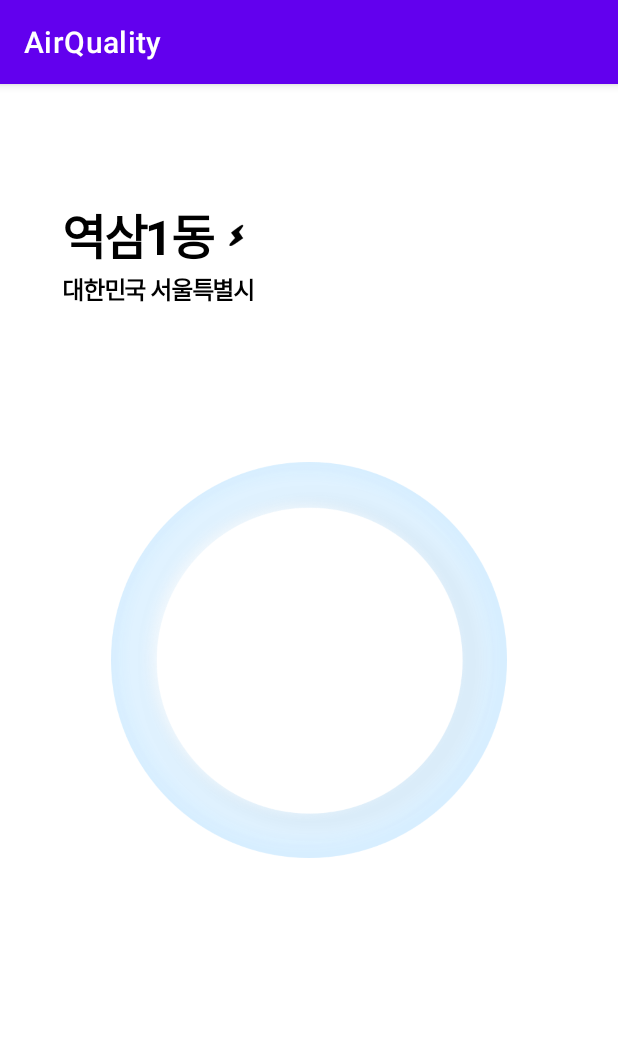
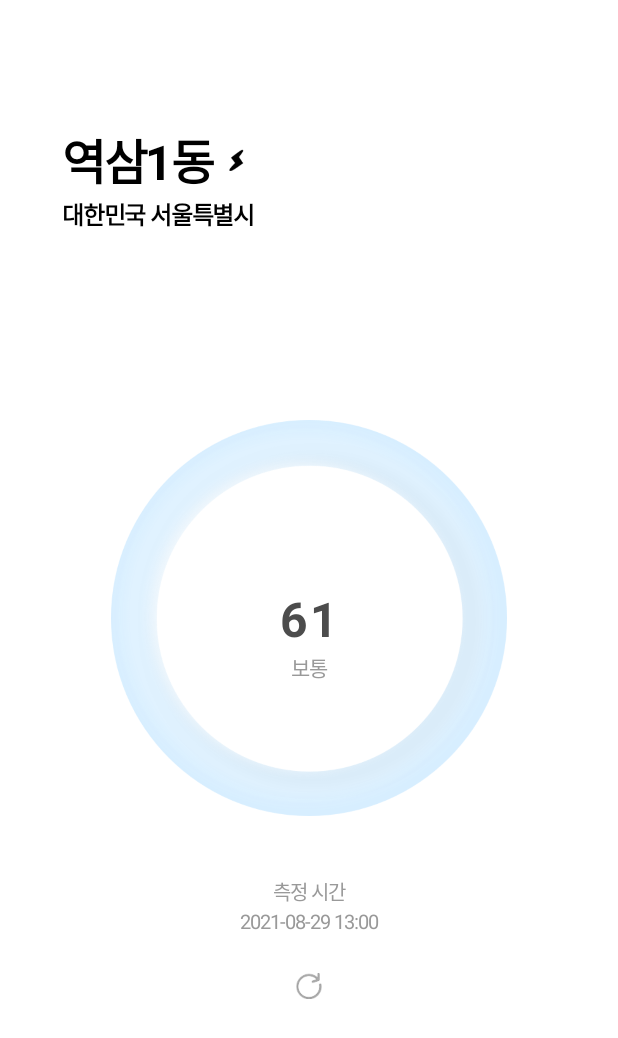
Before and after one commit to iwantBigMan/AirQuality, an Android app: the screen it shows after launch (MainActivity), on a phone screen of 412 x 824 dp. Shown: the top 1038 px of the screen. Run offline under Robolectric (Android 15) with nearby library versions, the phone set to English and light mode, and no system bars.

Commit message:
Initial commit

```diff
--- a/app/src/main/AndroidManifest.xml
+++ b/app/src/main/AndroidManifest.xml
@@ -1,6 +1,11 @@
 <?xml version="1.0" encoding="utf-8"?>
 <manifest xmlns:android="http://schemas.android.com/apk/res/android"
     xmlns:tools="http://schemas.android.com/tools">
+
+    <uses-permission android:name="android.permission.INTERNET"/>
+
+    <uses-permission android:name="android.permission.ACCESS_FINE_LOCATION"/>
+    <uses-permission android:name="android.permission.ACCESS_COARSE_LOCATION"/>
 
     <application
         android:allowBackup="true"
--- a/app/src/main/java/com/example/airquality/MainActivity.kt
+++ b/app/src/main/java/com/example/airquality/MainActivity.kt
@@ -1,11 +1,71 @@
 package com.example.airquality
 
+import android.content.Intent
+import android.location.LocationManager
 import androidx.appcompat.app.AppCompatActivity
 import android.os.Bundle
+import androidx.activity.result.ActivityResultLauncher
+import androidx.core.content.ContextCompat
+import com.example.airquality.databinding.ActivityMainBinding
+import java.util.jar.Manifest
 
 class MainActivity : AppCompatActivity() {
+
+    lateinit var binding: ActivityMainBinding
+
+    // 런타임 권한 요청 시 필요한 요청 코드
+    private val PERMISSIONS_REQUEST_CODE = 100
+    // 요청할 권한 목록
+    var REQUIRED_PERMISSIONS = arrayOf(
+        android.Manifest.permission.ACCESS_FINE_LOCATION,
+        android.Manifest.permission.ACCESS_COARSE_LOCATION)
+
+    // 위치 서비스 요청 시 필요한 런처
+    lateinit var getGPSpermissionLauncher : ActivityResultLauncher<Intent>
+
     override fun onCreate(savedInstanceState: Bundle?) {
         super.onCreate(savedInstanceState)
-        setContentView(R.layout.activity_main)
+        binding = ActivityMainBinding.inflate(layoutInflater)
+        setContentView(binding.root)
+
+        checkAllPermissions() //권한 확인
+    }
+
+    private fun checkAllPermissions() {
+        // 1. 위치 서비스가 켜져 있는지 확인
+        if (!isLocationServiceAvailable()) {
+            showDialogForLocationServiceSetting();
+        }else{ // 2. 런타임 앱 권한이 모두 허용되어 있는지 확인
+            isRunTimePermissionsGranted();
+        }
+    }
+
+    fun isLocationServiceAvailable() : Boolean {
+        val locationManager = getSystemService(LOCATION_SERVICE) as
+        LocationManager
+
+        return (locationManager.isProviderEnabled(LocationManager.GPS_PROVIDER)
+                || locationManager.isProviderEnabled(LocationManager.NETWORK_PROVIDER))
+    }
+
+    fun isRunTimePermissionsGranted(){
+        // 위치 권한을 가지고 있는지 체크
+        val hasFineLoctionPermission = ContextCompat.checkSelfPermission(
+            this@MainActivity,
+            android.Manifest.permission.ACCESS_FINE_LOCATION
+        )
+
+    }
+
+    override fun onRequestPermissionsResult(
+        requestCode: Int,
+        permissions: Array<out String>,
+        grantResults: IntArray
+    ) {
+        super.onRequestPermissionsResult(requestCode, permissions, grantResults)
+    }
+
+    private fun showDialogForLocationServiceSetting(){
+
     }
 }
--- a/app/src/main/res/layout/activity_main.xml
+++ b/app/src/main/res/layout/activity_main.xml
@@ -80,6 +80,71 @@
         app:layout_constraintDimensionRatio="h,1:1"
         app:flow_vertical_Bias="0.4"/>
 
+    <TextView
+        android:id="@+id/tv_count"
+        android:text="61"
+        android:layout_width="wrap_content"
+        android:layout_height="wrap_content"
+        android:letterSpacing="0.05"
+        android:textColor="#4c4c4c"
+        android:textSize="32sp"
+        android:textStyle="bold"
+        app:layout_constraintBottom_toBottomOf="@id/img_bg"
+        app:layout_constraintEnd_toEndOf="@id/img_bg"
+        app:layout_constraintStart_toStartOf="@id/img_bg"
+        app:layout_constraintTop_toTopOf="@id/img_bg"/>
+
+    <TextView
+        android:id="@+id/tv_title"
+        android:text="보통"
+        android:layout_width="wrap_content"
+        android:layout_height="wrap_content"
+        android:letterSpacing="-0.05"
+        android:textColor="#999999"
+        android:textSize="14sp"
+        app:layout_constraintEnd_toEndOf="@id/img_bg"
+        app:layout_constraintStart_toStartOf="@id/img_bg"
+        app:layout_constraintTop_toBottomOf="@id/tv_count"/>
+
+    <TextView
+        android:id="@+id/check_time"
+        android:text="측정 시간"
+        android:layout_width="wrap_content"
+        android:layout_height="wrap_content"
+        android:layout_marginTop="40dp"
+        android:letterSpacing="-0.05"
+        android:textColor="#999999"
+        android:textSize="13sp"
+        app:layout_constraintEnd_toEndOf="parent"
+        app:layout_constraintStart_toStartOf="parent"
+        app:layout_constraintTop_toBottomOf="@id/img_bg"/>
+
+    <TextView
+        android:id="@+id/tv_check_time"
+        android:text="2021-08-29 13:00"
+        android:layout_width="wrap_content"
+        android:layout_height="wrap_content"
+        android:letterSpacing="-0.05"
+        android:textColor="#999999"
+        android:textSize="13sp"
+        app:layout_constraintEnd_toEndOf="parent"
+        app:layout_constraintStart_toStartOf="parent"
+        app:layout_constraintTop_toBottomOf="@id/check_time"/>
+
+    <ImageView
+        android:id="@+id/btn_refresh"
+        android:layout_width="28dp"
+        android:layout_height="28dp"
+        android:layout_marginTop="20dp"
+        android:padding="5dp"
+        android:src="@drawable/icon_refresh"
+        app:layout_constraintEnd_toEndOf="parent"
+        app:layout_constraintStart_toStartOf="parent"
+        app:layout_constraintTop_toBottomOf="@id/tv_check_time" />
+
+
+
+
 
 
 </androidx.constraintlayout.widget.ConstraintLayout>
--- a/app/src/main/res/values/themes.xml
+++ b/app/src/main/res/values/themes.xml
@@ -1,6 +1,6 @@
 <resources xmlns:tools="http://schemas.android.com/tools">
     <!-- Base application theme. -->
-    <style name="Theme.AirQuality" parent="Theme.MaterialComponents.DayNight.DarkActionBar">
+    <style name="Theme.AirQuality" parent="Theme.MaterialComponents.DayNight.NoActionBar">
         <!-- Primary brand color. -->
         <item name="colorPrimary">@color/purple_500</item>
         <item name="colorPrimaryVariant">@color/purple_700</item>
```
